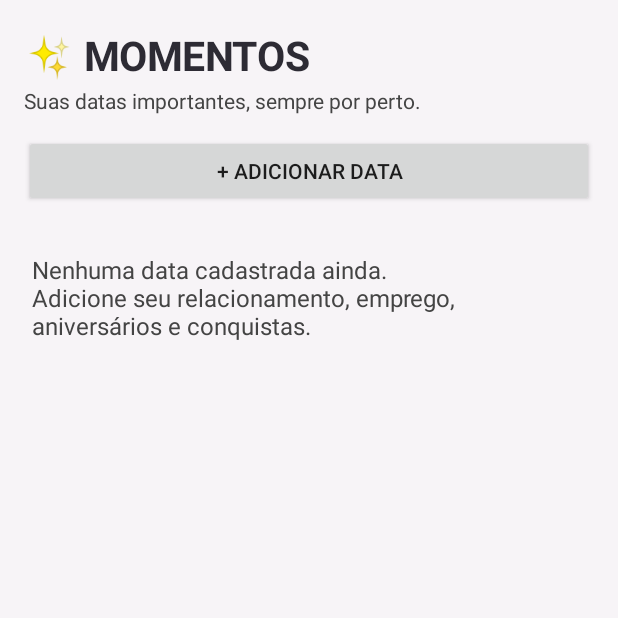
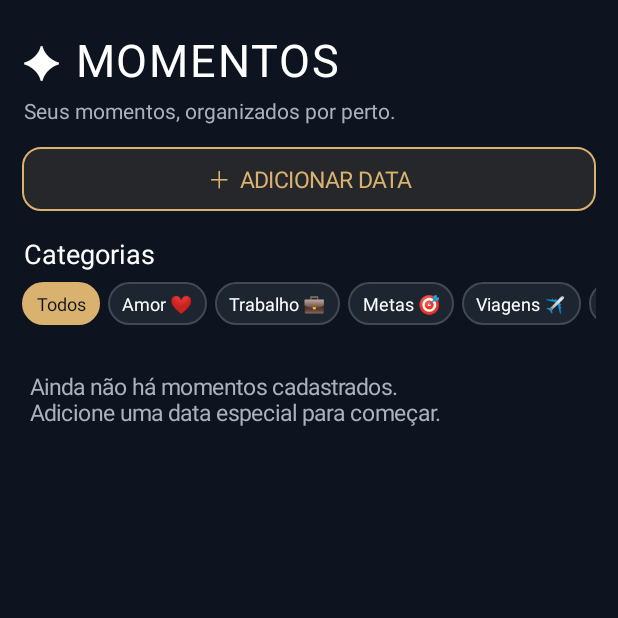
Before and after one commit to Rick29367/momentos-widget, an Android app: the screen it shows after launch (MainActivity), on a phone screen of 412 x 824 dp, the top half of it. Run offline under Robolectric (Android 15) with nearby library versions, the phone set to English and light mode, and no system bars.

Commit message:
Refresh Momentos app with dark premium interface and category filters

```diff
--- a/app/src/main/java/br/com/momentos/MainActivity.kt
+++ b/app/src/main/java/br/com/momentos/MainActivity.kt
@@ -6,10 +6,12 @@ import android.content.ComponentName
 import android.content.Context
 import android.content.Intent
 import android.graphics.Color
+import android.graphics.Typeface
+import android.graphics.drawable.GradientDrawable
 import android.os.Bundle
 import android.os.Handler
 import android.os.Looper
-import android.view.View
+import android.view.Gravity
 import android.widget.*
 import java.text.SimpleDateFormat
 import java.util.*
@@ -19,67 +21,132 @@ class MainActivity : Activity() {
     private lateinit var list: LinearLayout
     private val valueViews = mutableMapOf<String, TextView>()
     private val timerHandler = Handler(Looper.getMainLooper())
+    private var selectedCategory = "Todos"
+    private val categories = listOf("Todos", "Amor ❤️", "Trabalho 💼", "Metas 🎯", "Viagens ✈️", "Pessoal")
+    private val bg = Color.rgb(13, 20, 31)
+    private val panel = Color.rgb(29, 37, 49)
+    private val gold = Color.rgb(218, 178, 112)
+    private val muted = Color.rgb(170, 177, 188)
     private val secondTicker = object : Runnable {
         override fun run() {
-            valueViews.forEach { (id, view) ->
-                Moment.all(prefs).firstOrNull { it.id == id }?.let { view.text = describe(it) }
-            }
+            valueViews.forEach { (id, view) -> Moment.all(prefs).firstOrNull { it.id == id }?.let { view.text = describe(it) } }
             timerHandler.postDelayed(this, 1000)
         }
     }
-    private val pink = Color.rgb(210,105,145)
+
     override fun onCreate(savedInstanceState: Bundle?) { super.onCreate(savedInstanceState); render() }
+
+    private fun rounded(color: Int, stroke: Int = Color.TRANSPARENT, radius: Float = 20f): GradientDrawable =
+        GradientDrawable().apply { setColor(color); cornerRadius = radius; if (stroke != Color.TRANSPARENT) setStroke(2, stroke) }
+
+    private fun label(text: String, size: Float, color: Int, bold: Boolean = false) = TextView(this).apply {
+        this.text = text; textSize = size; setTextColor(color)
+        if (bold) setTypeface(typeface, Typeface.BOLD)
+    }
+
     private fun render() {
-        val root=LinearLayout(this).apply { orientation=LinearLayout.VERTICAL; setPadding(24,28,24,24); setBackgroundColor(Color.rgb(247,244,247)) }
-        root.addView(TextView(this).apply { text="✨ MOMENTOS"; textSize=27f; setTextColor(Color.rgb(45,43,52)); setTypeface(null,1) })
-        root.addView(TextView(this).apply { text="Suas datas importantes, sempre por perto."; textSize=14f; setTextColor(Color.DKGRAY); setPadding(0,4,0,20) })
-        val add=Button(this).apply { text="+ ADICIONAR DATA"; setOnClickListener { addMoment() } }; root.addView(add)
-        val scroll=ScrollView(this); list=LinearLayout(this).apply { orientation=LinearLayout.VERTICAL; setPadding(0,16,0,0) }; scroll.addView(list)
-        root.addView(scroll,LinearLayout.LayoutParams(-1,0,1f))
-        setContentView(root); refreshList()
+        val root = LinearLayout(this).apply { orientation = LinearLayout.VERTICAL; setPadding(22, 28, 22, 18); setBackgroundColor(bg) }
+        root.addView(label("✦ MOMENTOS", 30f, Color.WHITE).apply { letterSpacing = .04f })
+        root.addView(label("Seus momentos, organizados por perto.", 14f, muted).apply { setPadding(2, 5, 0, 22) })
+        val add = TextView(this).apply {
+            text = "＋  ADICIONAR DATA"; textSize = 15f; gravity = Gravity.CENTER; setTextColor(gold)
+            setPadding(12, 15, 12, 15); background = rounded(Color.rgb(38, 39, 42), gold, 18f)
+            setOnClickListener { addMoment() }
+        }
+        root.addView(add, LinearLayout.LayoutParams(-1, -2))
+        root.addView(label("Categorias", 18f, Color.WHITE).apply { setPadding(2, 24, 0, 10) })
+        val chips = LinearLayout(this).apply { orientation = LinearLayout.HORIZONTAL }
+        renderChips(chips)
+        root.addView(HorizontalScrollView(this).apply { isHorizontalScrollBarEnabled = false; addView(chips) })
+        list = LinearLayout(this).apply { orientation = LinearLayout.VERTICAL; setPadding(0, 18, 0, 0) }
+        val scroll = ScrollView(this).apply { addView(list) }
+        root.addView(scroll, LinearLayout.LayoutParams(-1, 0, 1f))
+        setContentView(root)
+        refreshList()
     }
-    private fun refreshList() {
-        list.removeAllViews()
-        valueViews.clear()
-        val moments=Moment.all(prefs).sortedBy { if(it.countdown) it.dateMillis else -it.dateMillis }
-        if(moments.isEmpty()) list.addView(TextView(this).apply { text="Nenhuma data cadastrada ainda.\nAdicione seu relacionamento, emprego, aniversários e conquistas."; textSize=16f; setTextColor(Color.DKGRAY); setPadding(8,30,8,8) })
-        moments.forEach { m ->
-            val card=LinearLayout(this).apply { orientation=LinearLayout.VERTICAL; setPadding(16,14,16,14); setBackgroundColor(Color.WHITE) }
-            card.addView(TextView(this).apply { text="${m.emoji}  ${m.title}"; textSize=18f; setTextColor(Color.rgb(45,43,52)); setTypeface(null,1) })
-            val value = TextView(this).apply { text=describe(m); textSize=15f; setTextColor(pink); setPadding(0,8,0,0) }
-            valueViews[m.id] = value
-            card.addView(value)
-            card.addView(TextView(this).apply { text=SimpleDateFormat("dd/MM/yyyy 'às' HH:mm",Locale("pt","BR")).format(Date(m.dateMillis))+"  •  "+if(m.countdown) "Contagem regressiva" else "Contagem crescente"; textSize=11f; setTextColor(Color.GRAY); setPadding(0,5,0,0) })
-            val del=TextView(this).apply { text="Excluir"; textSize=12f; setTextColor(Color.RED); setPadding(0,10,0,0); setOnClickListener { Moment.remove(prefs,m.id); refreshList(); updateWidget() } }
-            card.addView(del); val lp=LinearLayout.LayoutParams(-1,-2); lp.bottomMargin=12; list.addView(card,lp)
+
+    private fun renderChips(chips: LinearLayout) {
+        chips.removeAllViews()
+        categories.forEach { category ->
+            val chip = TextView(this).apply {
+                text = category; textSize = 12f; gravity = Gravity.CENTER; setPadding(14, 9, 14, 9)
+                setTextColor(if (selectedCategory == category) bg else Color.WHITE)
+                background = rounded(if (selectedCategory == category) gold else panel, if (selectedCategory == category) gold else Color.rgb(65, 73, 85), 30f)
+                setOnClickListener { selectedCategory = category; refreshList(); renderChips(chips) }
+            }
+            val lp = LinearLayout.LayoutParams(-2, -2); lp.rightMargin = 8; chips.addView(chip, lp)
         }
     }
-    private fun describe(m:Moment):String {
-        val diff=if(m.countdown) m.dateMillis-System.currentTimeMillis() else System.currentTimeMillis()-m.dateMillis
-        if(diff<0) return "Data já passou"
-        val sec=diff/1000; val days=sec/86400; val h=(sec%86400)/3600; val min=(sec%3600)/60; val s=sec%60
-        return if(days>=365) "${days/365} anos • ${days%365} dias • ${h}h ${min}m ${s}s" else "${days} dias • ${h}h ${min}m ${s}s"
+
+    private fun refreshList() {
+        list.removeAllViews(); valueViews.clear()
+        val all = Moment.all(prefs).sortedBy { if (it.countdown) it.dateMillis else -it.dateMillis }
+        val filtered = if (selectedCategory == "Todos") all else all.filter { it.category == selectedCategory }
+        if (filtered.isEmpty()) {
+            list.addView(label(if (all.isEmpty()) "Ainda não há momentos cadastrados.\nAdicione uma data especial para começar." else "Nenhuma data nesta categoria.", 15f, muted).apply { setPadding(8, 28, 8, 8) })
+        }
+        filtered.forEach { m ->
+            val card = LinearLayout(this).apply { orientation = LinearLayout.VERTICAL; setPadding(17, 15, 17, 15); background = rounded(panel, Color.rgb(65, 73, 85), 22f) }
+            val categoryColor = when (m.category) { "Amor ❤️" -> Color.rgb(211, 133, 145); "Trabalho 💼" -> gold; "Metas 🎯" -> Color.rgb(130, 177, 164); "Viagens ✈️" -> Color.rgb(130, 165, 205); else -> muted }
+            card.addView(label(m.category, 12f, categoryColor, true))
+            card.addView(label("${m.emoji}  ${m.title}", 19f, Color.WHITE, true).apply { setPadding(0, 8, 0, 3) })
+            val value = label(describe(m), 15f, gold).apply { setPadding(0, 5, 0, 2) }
+            valueViews[m.id] = value; card.addView(value)
+            card.addView(label(SimpleDateFormat("dd/MM/yyyy 'às' HH:mm", Locale("pt","BR")).format(Date(m.dateMillis)) + "  •  " + if (m.countdown) "Contagem regressiva" else "Contagem crescente", 11f, muted).apply { setPadding(0, 4, 0, 0) })
+            card.addView(label("Excluir", 12f, Color.rgb(225, 126, 130)).apply {
+                setPadding(0, 12, 0, 0); setOnClickListener {
+                    AlertDialog.Builder(this@MainActivity).setMessage("Excluir este momento?")
+                        .setNegativeButton("Cancelar", null).setPositiveButton("Excluir") { _, _ -> Moment.remove(prefs, m.id); refreshList(); updateWidget() }.show()
+                }
+            })
+            val lp = LinearLayout.LayoutParams(-1, -2); lp.bottomMargin = 13; list.addView(card, lp)
+        }
     }
+
+    private fun describe(m: Moment): String {
+        val diff = if (m.countdown) m.dateMillis - System.currentTimeMillis() else System.currentTimeMillis() - m.dateMillis
+        if (diff < 0) return "Data já passou"
+        val totalSeconds = diff / 1000
+        val days = totalSeconds / 86400
+        val years = days / 365
+        val restDays = days % 365
+        val hours = (totalSeconds % 86400) / 3600
+        val mins = (totalSeconds % 3600) / 60
+        val secs = totalSeconds % 60
+        return if (years > 0) "${years} ano(s) • ${restDays} dias • ${hours}h ${mins}m ${secs}s"
+        else "${days} dias • ${hours}h ${mins}m ${secs}s"
+    }
+
     private fun addMoment() {
-        val name=EditText(this).apply { hint="Ex.: Meu amor, emprego, aniversário" }
-        val emoji=EditText(this).apply { hint="Emoji (ex.: ❤️, 💼, 🎂)"; setText("📅") }
-        val check=CheckBox(this).apply { text="É uma data futura (contagem regressiva)" }
-        val box=LinearLayout(this).apply { orientation=LinearLayout.VERTICAL; setPadding(24,8,24,0); addView(name); addView(emoji); addView(check) }
-        var chosen=Calendar.getInstance()
-        val dlg=AlertDialog.Builder(this).setTitle("Nova data importante").setView(box)
-            .setPositiveButton("Escolher data") { _,_->
-                if(name.text.isBlank()) { Toast.makeText(this,"Digite um nome para a data",Toast.LENGTH_SHORT).show(); return@setPositiveButton }
-                DatePickerDialog(this,{ _,y,mo,d ->
-                    val c=Calendar.getInstance(); c.set(y,mo,d,chosen.get(Calendar.HOUR_OF_DAY),chosen.get(Calendar.MINUTE),0); c.set(Calendar.MILLISECOND,0)
-                    TimePickerDialog(this,{ _,hh,mm -> c.set(Calendar.HOUR_OF_DAY,hh); c.set(Calendar.MINUTE,mm)
-                        Moment(title=name.text.toString().trim(),dateMillis=c.timeInMillis,emoji=emoji.text.toString().ifBlank{"📅"},countdown=check.isChecked).save(prefs)
+        val name = EditText(this).apply { hint = "Nome da data"; setSingleLine(true) }
+        val emoji = EditText(this).apply { hint = "Emoji (ex.: ❤️, 💼, 🎂)"; setText("📅"); setSingleLine(true) }
+        val category = Spinner(this).apply { adapter = ArrayAdapter(this@MainActivity, android.R.layout.simple_spinner_dropdown_item, categories.drop(1)) }
+        val check = CheckBox(this).apply { text = "Data futura (contagem regressiva)" }
+        val box = LinearLayout(this).apply {
+            orientation = LinearLayout.VERTICAL; setPadding(24, 8, 24, 0)
+            addView(name); addView(emoji)
+            addView(label("Categoria", 13f, Color.DKGRAY).apply { setPadding(0, 10, 0, 2) })
+            addView(category); addView(check)
+        }
+        val dlg = AlertDialog.Builder(this).setTitle("Novo momento").setView(box)
+            .setPositiveButton("Escolher data") { _, _ ->
+                if (name.text.isBlank()) { Toast.makeText(this, "Digite um nome", Toast.LENGTH_SHORT).show(); return@setPositiveButton }
+                val now = Calendar.getInstance()
+                DatePickerDialog(this, { _, y, mo, d ->
+                    TimePickerDialog(this, { _, hh, mm ->
+                        val c = Calendar.getInstance(); c.set(y, mo, d, hh, mm, 0); c.set(Calendar.MILLISECOND, 0)
+                        Moment(title = name.text.toString().trim(), dateMillis = c.timeInMillis, emoji = emoji.text.toString().ifBlank { "📅" }, countdown = check.isChecked, category = category.selectedItem.toString()).save(prefs)
                         refreshList(); updateWidget()
-                    },chosen.get(Calendar.HOUR_OF_DAY),chosen.get(Calendar.MINUTE),true).show()
-                },chosen.get(Calendar.YEAR),chosen.get(Calendar.MONTH),chosen.get(Calendar.DAY_OF_MONTH)).show()
-            }.setNegativeButton("Cancelar",null).create()
+                    }, now.get(Calendar.HOUR_OF_DAY), now.get(Calendar.MINUTE), true).show()
+                }, now.get(Calendar.YEAR), now.get(Calendar.MONTH), now.get(Calendar.DAY_OF_MONTH)).show()
+            }.setNegativeButton("Cancelar", null).create()
         dlg.show()
     }
-    private fun updateWidget() { sendBroadcast(Intent(this,MomentWidget::class.java).setAction(AppWidgetManager.ACTION_APPWIDGET_UPDATE).putExtra(AppWidgetManager.EXTRA_APPWIDGET_IDS,AppWidgetManager.getInstance(this).getAppWidgetIds(ComponentName(this,MomentWidget::class.java)))) }
-    override fun onResume(){ super.onResume(); if(::list.isInitialized) refreshList(); timerHandler.removeCallbacks(secondTicker); timerHandler.post(secondTicker) }
-    override fun onPause(){ timerHandler.removeCallbacks(secondTicker); super.onPause() }
+
+    private fun updateWidget() {
+        sendBroadcast(Intent(this, MomentWidget::class.java).setAction(AppWidgetManager.ACTION_APPWIDGET_UPDATE)
+            .putExtra(AppWidgetManager.EXTRA_APPWIDGET_IDS, AppWidgetManager.getInstance(this).getAppWidgetIds(ComponentName(this, MomentWidget::class.java))))
+    }
+    override fun onResume() { super.onResume(); if (::list.isInitialized) refreshList(); timerHandler.removeCallbacks(secondTicker); timerHandler.post(secondTicker) }
+    override fun onPause() { timerHandler.removeCallbacks(secondTicker); super.onPause() }
 }
```
